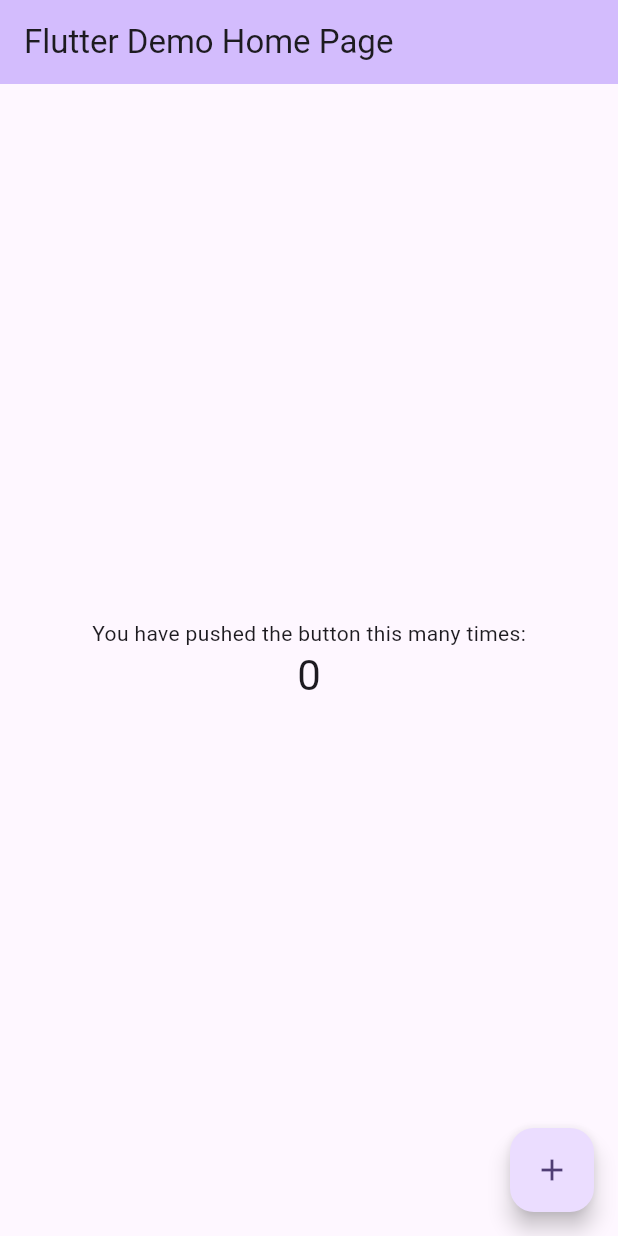
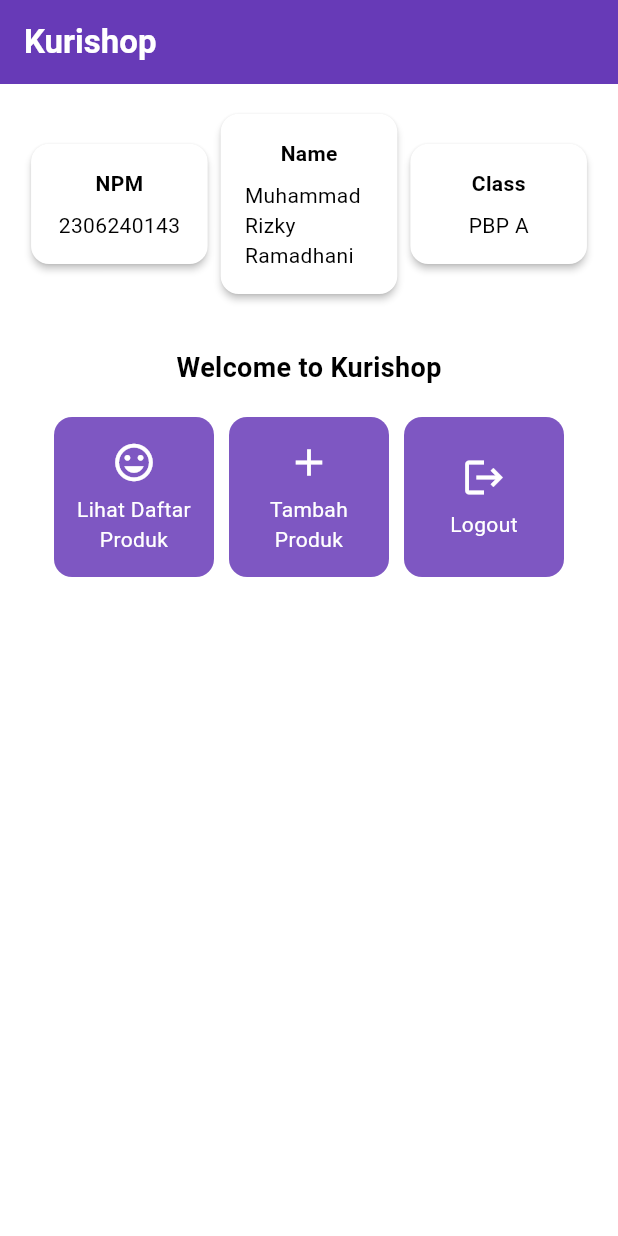
Before and after one commit to IkrizzRama/kurishop_mobile, a Flutter app: the screen it shows after launch, on a phone screen of 412 x 824 dp. Run offline on Flutter 3.47's test engine with Material 3 defaults, Android fonts, the phone set to English and light mode, and no system bars.

Commit message:
Tutorial kurishop complete

```diff
--- a/lib/main.dart
+++ b/lib/main.dart
@@ -1,4 +1,5 @@
 import 'package:flutter/material.dart';
+import 'package:kurishop/menu.dart';
 
 void main() {
   runApp(const MyApp());
@@ -28,98 +29,11 @@
         //
         // This works for code too, not just values: Most code changes can be
         // tested with just a hot reload.
-        colorScheme: ColorScheme.fromSeed(seedColor: Colors.deepPurple),
-        useMaterial3: true,
+        colorScheme: ColorScheme.fromSwatch(
+       primarySwatch: Colors.deepPurple,
+      ).copyWith(secondary: Colors.deepPurple[400]),
       ),
-      home: const MyHomePage(title: 'Flutter Demo Home Page'),
+      home: MyHomePage(),
     );
   }
 }
-
-class MyHomePage extends StatefulWidget {
-  const MyHomePage({super.key, required this.title});
-
-  // This widget is the home page of your application. It is stateful, meaning
-  // that it has a State object (defined below) that contains fields that affect
-  // how it looks.
-
-  // This class is the configuration for the state. It holds the values (in this
-  // case the title) provided by the parent (in this case the App widget) and
-  // used by the build method of the State. Fields in a Widget subclass are
-  // always marked "final".
-
-  final String title;
-
-  @override
-  State<MyHomePage> createState() => _MyHomePageState();
-}
-
-class _MyHomePageState extends State<MyHomePage> {
-  int _counter = 0;
-
-  void _incrementCounter() {
-    setState(() {
-      // This call to setState tells the Flutter framework that something has
-      // changed in this State, which causes it to rerun the build method below
-      // so that the display can reflect the updated values. If we changed
-      // _counter without calling setState(), then the build method would not be
-      // called again, and so nothing would appear to happen.
-      _counter++;
-    });
-  }
-
-  @override
-  Widget build(BuildContext context) {
-    // This method is rerun every time setState is called, for instance as done
-    // by the _incrementCounter method above.
-    //
-    // The Flutter framework has been optimized to make rerunning build methods
-    // fast, so that you can just rebuild anything that needs updating rather
-    // than having to individually change instances of widgets.
-    return Scaffold(
-      appBar: AppBar(
-        // TRY THIS: Try changing the color here to a specific color (to
-        // Colors.amber, perhaps?) and trigger a hot reload to see the AppBar
-        // change color while the other colors stay the same.
-        backgroundColor: Theme.of(context).colorScheme.inversePrimary,
-        // Here we take the value from the MyHomePage object that was created by
-        // the App.build method, and use it to set our appbar title.
-        title: Text(widget.title),
-      ),
-      body: Center(
-        // Center is a layout widget. It takes a single child and positions it
-        // in the middle of the parent.
-        child: Column(
-          // Column is also a layout widget. It takes a list of children and
-          // arranges them vertically. By default, it sizes itself to fit its
-          // children horizontally, and tries to be as tall as its parent.
-          //
-          // Column has various properties to control how it sizes itself and
-          // how it positions its children. Here we use mainAxisAlignment to
-          // center the children vertically; the main axis here is the vertical
-          // axis because Columns are vertical (the cross axis would be
-          // horizontal).
-          //
-          // TRY THIS: Invoke "debug painting" (choose the "Toggle Debug Paint"
-          // action in the IDE, or press "p" in the console), to see the
-          // wireframe for each widget.
-          mainAxisAlignment: MainAxisAlignment.center,
-          children: <Widget>[
-            const Text(
-              'You have pushed the button this many times:',
-            ),
-            Text(
-              '$_counter',
-              style: Theme.of(context).textTheme.headlineMedium,
-            ),
-          ],
-        ),
-      ),
-      floatingActionButton: FloatingActionButton(
-        onPressed: _incrementCounter,
-        tooltip: 'Increment',
-        child: const Icon(Icons.add),
-      ), // This trailing comma makes auto-formatting nicer for build methods.
-    );
-  }
-}
--- /dev/null
+++ b/lib/menu.dart
@@ -0,0 +1,188 @@
+import 'package:flutter/material.dart';
+
+class MyHomePage extends StatelessWidget {
+    MyHomePage({super.key});
+    final String npm = '2306240143'; // NPM
+    final String name = 'Muhammad Rizky Ramadhani'; // Nama
+    final String className = 'PBP A'; // Kelas'
+
+         final List<ItemHomepage> items = [
+         ItemHomepage("Lihat Daftar Produk", Icons.mood),
+         ItemHomepage("Tambah Produk", Icons.add),
+         ItemHomepage("Logout", Icons.logout),
+     ];
+
+       @override
+  Widget build(BuildContext context) {
+    // Scaffold menyediakan struktur dasar halaman dengan AppBar dan body.
+    return Scaffold(
+      // AppBar adalah bagian atas halaman yang menampilkan judul.
+      appBar: AppBar(
+        // Judul aplikasi "Mental Health Tracker" dengan teks putih dan tebal.
+        title: const Text(
+          'Kurishop',
+          style: TextStyle(
+            color: Colors.white,
+            fontWeight: FontWeight.bold,
+          ),
+        ),
+        // Warna latar belakang AppBar diambil dari skema warna tema aplikasi.
+        backgroundColor: Theme.of(context).colorScheme.primary,
+      ),
+      // Body halaman dengan padding di sekelilingnya.
+      body: Padding(
+        padding: const EdgeInsets.all(16.0),
+        // Menyusun widget secara vertikal dalam sebuah kolom.
+        child: Column(
+          crossAxisAlignment: CrossAxisAlignment.center,
+          children: [
+            // Row untuk menampilkan 3 InfoCard secara horizontal.
+            Row(
+              mainAxisAlignment: MainAxisAlignment.spaceEvenly,
+              children: [
+                InfoCard(title: 'NPM', content: npm),
+                InfoCard(title: 'Name', content: name),
+                InfoCard(title: 'Class', content: className),
+              ],
+            ),
+
+            // Memberikan jarak vertikal 16 unit.
+            const SizedBox(height: 16.0),
+
+            // Menempatkan widget berikutnya di tengah halaman.
+            Center(
+              child: Column(
+                // Menyusun teks dan grid item secara vertikal.
+
+                children: [
+                  // Menampilkan teks sambutan dengan gaya tebal dan ukuran 18.
+                  const Padding(
+                    padding: EdgeInsets.only(top: 16.0),
+                    child: Text(
+                      'Welcome to Kurishop',
+                      style: TextStyle(
+                        fontWeight: FontWeight.bold,
+                        fontSize: 18.0,
+                      ),
+                    ),
+                  ),
+
+                  // Grid untuk menampilkan ItemCard dalam bentuk grid 3 kolom.
+                  GridView.count(
+                    primary: true,
+                    padding: const EdgeInsets.all(20),
+                    crossAxisSpacing: 10,
+                    mainAxisSpacing: 10,
+                    crossAxisCount: 3,
+                    // Agar grid menyesuaikan tinggi kontennya.
+                    shrinkWrap: true,
+
+                    // Menampilkan ItemCard untuk setiap item dalam list items.
+                    children: items.map((ItemHomepage item) {
+                      return ItemCard(item);
+                    }).toList(),
+                  ),
+                ],
+              ),
+            ),
+          ],
+        ),
+      ),
+    );
+  }
+}
+
+
+class InfoCard extends StatelessWidget {
+  // Kartu informasi yang menampilkan title dan content.
+
+  final String title;  // Judul kartu.
+  final String content;  // Isi kartu.
+
+  const InfoCard({super.key, required this.title, required this.content});
+
+  @override
+  Widget build(BuildContext context) {
+    return Card(
+      // Membuat kotak kartu dengan bayangan dibawahnya.
+      elevation: 2.0,
+      child: Container(
+        // Mengatur ukuran dan jarak di dalam kartu.
+        width: MediaQuery.of(context).size.width / 3.5, // menyesuaikan dengan lebar device yang digunakan.
+        padding: const EdgeInsets.all(16.0),
+        // Menyusun title dan content secara vertikal.
+        child: Column(
+          children: [
+            Text(
+              title,
+              style: const TextStyle(fontWeight: FontWeight.bold),
+            ),
+            const SizedBox(height: 8.0),
+            Text(content),
+          ],
+        ),
+      ),
+    );
+  }
+}
+
+ class ItemHomepage {
+     final String name;
+     final IconData icon;
+
+     ItemHomepage(this.name, this.icon);
+ }
+
+ class ItemCard extends StatelessWidget {
+  // Menampilkan kartu dengan ikon dan nama.
+
+  final ItemHomepage item;
+
+  const ItemCard(this.item, {super.key});
+
+  @override
+  Widget build(BuildContext context) {
+    return Material(
+      // Menentukan warna latar belakang dari tema aplikasi.
+      color: Theme.of(context).colorScheme.secondary,
+      // Membuat sudut kartu melengkung.
+      borderRadius: BorderRadius.circular(12),
+
+      child: InkWell(
+        // Aksi ketika kartu ditekan.
+        onTap: () {
+          // Menampilkan pesan SnackBar saat kartu ditekan.
+          ScaffoldMessenger.of(context)
+            ..hideCurrentSnackBar()
+            ..showSnackBar(
+              SnackBar(content: Text("Kamu telah menekan tombol ${item.name}!"))
+            );
+        },
+        // Container untuk menyimpan Icon dan Text
+        child: Container(
+          padding: const EdgeInsets.all(8),
+          child: Center(
+            child: Column(
+              // Menyusun ikon dan teks di tengah kartu.
+              mainAxisAlignment: MainAxisAlignment.center,
+              children: [
+                Icon(
+                  item.icon,
+                  color: Colors.white,
+                  size: 30.0,
+                ),
+                const Padding(padding: EdgeInsets.all(3)),
+                Text(
+                  item.name,
+                  textAlign: TextAlign.center,
+                  style: const TextStyle(color: Colors.white),
+                ),
+              ],
+            ),
+          ),
+        ),
+      ),
+    );
+  }
+
+}
```
